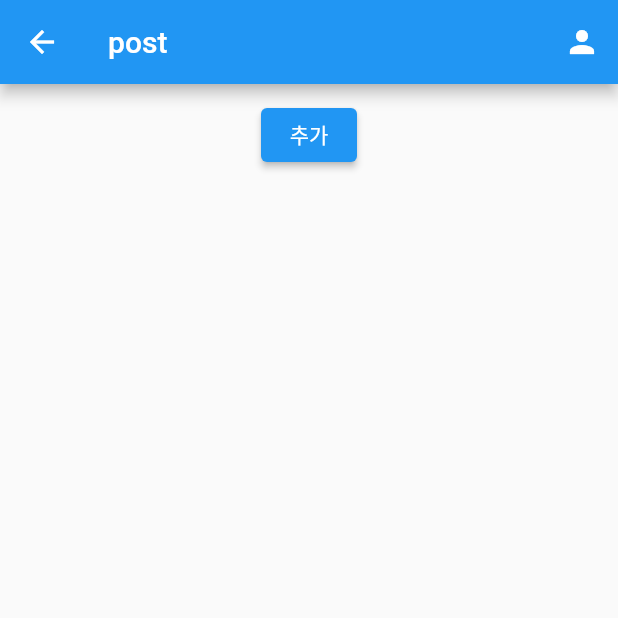
After one commit to NORITHON/team0-NORI, a Flutter app: the TempView screen opened directly, after a tap on "추가", on a phone screen of 412 x 824 dp, the top half of it. The commit adds this screen. Run offline on Flutter 3.47's test engine with Material 2 defaults, Android fonts, the light colour scheme and no system bars; our stand-ins replace cloud_firestore, firebase_core, get; accounts and stored records are empty.

Commit message:
feat[#1] : post controller update, delete
- post controller의 update, delete 기능 추가

```diff
--- a/lib/post/application/post_application.dart
+++ b/lib/post/application/post_application.dart
@@ -1,20 +1,17 @@
 import 'package:cloud_firestore/cloud_firestore.dart';
-import 'package:flutter/material.dart';
-
-import 'package:firebase_core/firebase_core.dart';
 
 import 'package:flutter_norithon_team0/post/model/post.dart';
 
 class PostApplication {
   FirebaseFirestore _firestore = FirebaseFirestore.instance;
 
-  Future<void> createPost(Post post) async {
+  Future<void> createPost(Post data) async {
     DocumentReference reference =
-        _firestore.collection('Post').doc(post.id.toString());
-    await reference.set(post.toJson());
+        _firestore.collection('Post').doc(data.id.toString());
+    await reference.set(data.toJson());
   }
 
-  Future<void> fetchPosts(List<Post> storePostList) async {
+  Future<void> getPosts(List<Post> storePostList) async {
     storePostList.clear();
 
     CollectionReference<Map<String, dynamic>> reference =
@@ -27,4 +24,27 @@ class PostApplication {
       storePostList.add(post);
     }
   }
+
+  Future<Post> getPostById(int id) async {
+    Post result = Post();
+    DocumentReference<Map<String, dynamic>> reference =
+        _firestore.collection('Post').doc(id.toString());
+
+    var snapshot = await reference.get();
+    result = Post.fromJson(snapshot.data()!);
+    result.id = id;
+
+    return result;
+  }
+
+  Future<void> updatePost(Post updateData) async {
+    DocumentReference reference =
+        _firestore.collection('Post').doc(updateData.id.toString());
+
+    await reference.set(updateData.toJson());
+  }
+
+  Future<void> deletePost(int deleteId) async {
+    _firestore.collection('Post').doc(deleteId.toString()).delete();
+  }
 }
--- a/lib/post/controller/post_controller.dart
+++ b/lib/post/controller/post_controller.dart
@@ -1,29 +1,36 @@
-import 'package:flutter/material.dart';
 import 'package:get/get.dart';
-
-import 'package:firebase_core/firebase_core.dart';
 
 import 'package:flutter_norithon_team0/post/model/post.dart';
 import 'package:flutter_norithon_team0/post/application/post_application.dart';
 
 class PostController extends GetxController {
   List<Post> postList = [];
-  PostApplication _postApplication = PostApplication();
+  final PostApplication _postApplication = PostApplication();
 
   Future<void> createPost(Post post) async {
     print("create");
     await _postApplication.createPost(post);
-    await fetchPost();
+    await fetchPosts();
   }
 
-  Future<void> fetchPost() async {
-    await _postApplication.fetchPosts(postList);
+  Future<void> fetchPosts() async {
+    await _postApplication.getPosts(postList);
     update();
+  }
+
+  Future<void> updatePost(Post post) async {
+    await _postApplication.updatePost(post);
+    await fetchPosts();
+  }
+
+  Future<void> deletePost(Post post) async {
+    await _postApplication.deletePost(post.id!);
+    await fetchPosts();
   }
 
   @override
   void onInit() {
     super.onInit();
-    fetchPost();
+    fetchPosts();
   }
 }
--- /dev/null
+++ b/lib/post/view/temp_view.dart
@@ -0,0 +1,68 @@
+import 'package:flutter/material.dart';
+import 'package:flutter_norithon_team0/post/controller/post_controller.dart';
+import 'package:flutter_norithon_team0/post/model/post.dart';
+import 'package:get/get_state_manager/get_state_manager.dart';
+import 'package:get/get.dart';
+
+class TempView extends StatefulWidget {
+  const TempView({super.key});
+
+  @override
+  State<TempView> createState() => _TempViewState();
+}
+
+class _TempViewState extends State<TempView> {
+  final _postController = Get.put(PostController());
+
+  @override
+  Widget build(BuildContext context) {
+    return Scaffold(
+      appBar: AppBar(
+        title: Text("post"),
+        actions: [
+          IconButton(
+              onPressed: () async {},
+              icon: Icon(
+                Icons.person,
+              ))
+        ],
+      ),
+      body: Center(
+        child: GetBuilder<PostController>(
+          builder: (_) {
+            return Container(
+              padding: EdgeInsets.all(10),
+              child: Column(children: [
+                ElevatedButton(
+                    onPressed: () async {
+                      List<Post> pList = _postController.postList;
+                      Post post = Post(
+                          id: pList[pList.length - 1].id! + 1,
+                          imageUrl: "aa",
+                          text: "abx",
+                          updatedAt: 0,
+                          createdAt: 0,
+                          completed: false,
+                          deleted: false);
+                      await _postController.createPost(post);
+                    },
+                    child: Text("추가")),
+                Expanded(
+                  child: ListView.builder(
+                      itemCount: _postController.postList.length * 2,
+                      itemBuilder: (context, index) {
+                        if (index.isOdd) return const Divider();
+                        final idx = index ~/ 2;
+                        return ListTile(
+                          title: Text(_postController.postList[idx].text!),
+                        );
+                      }),
+                )
+              ]),
+            );
+          },
+        ),
+      ),
+    );
+  }
+}
```
